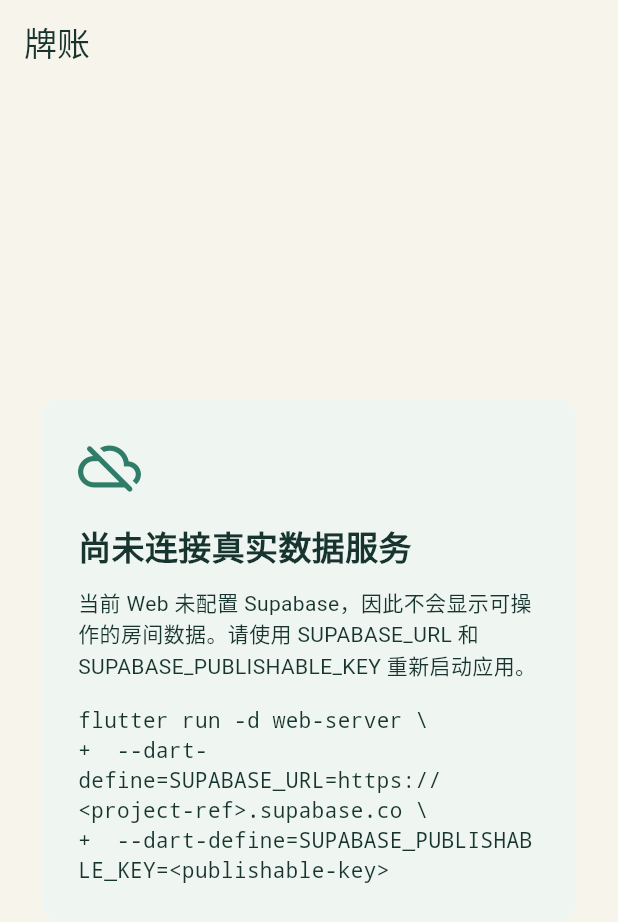
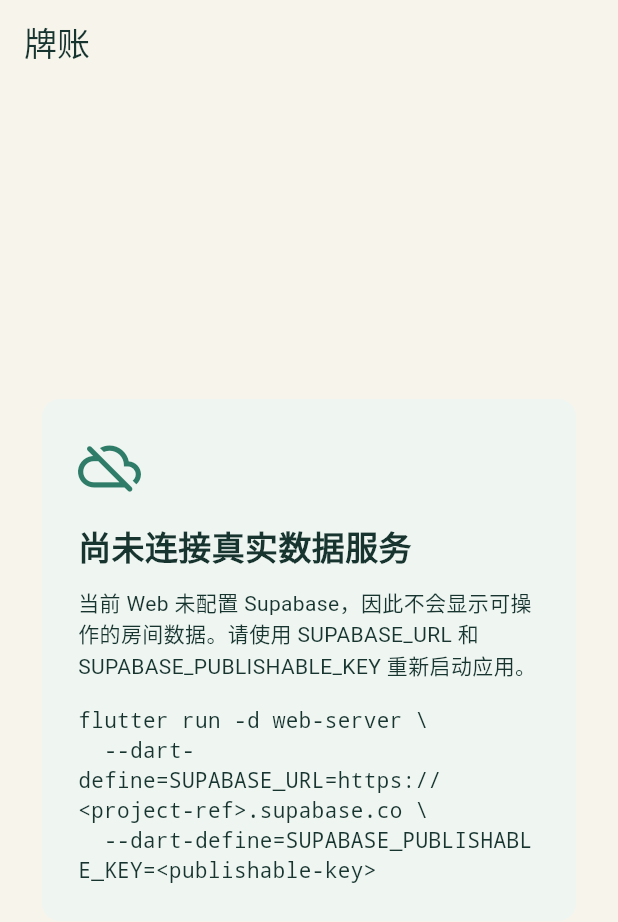
Before and after one commit to Sww-echo/paizhang, a Flutter app: the screen it shows after launch, on a phone screen of 412 x 824 dp. Shown: the top 922 px of the screen. Run offline on Flutter 3.47's test engine with Material 3 defaults, Android fonts, the phone set to English and light mode, and no system bars; our stand-ins replace app_links, drift, drift_flutter, image_picker, qr_flutter, share_plus and 1 more; missing offline and left inert: mobile_scanner; accounts and stored records are empty; generated files the repository leaves out were written again; Roboto replaces fonts that are missing (PingFang SC).

Commit message:
fix: correct web setup command hint

```diff
--- a/lib/main.dart
+++ b/lib/main.dart
@@ -100,7 +100,7 @@
                     ),
                     const SizedBox(height: 16),
                     const SelectableText(
-                      'flutter run -d web-server \\\n+  --dart-define=SUPABASE_URL=https://<project-ref>.supabase.co \\\n+  --dart-define=SUPABASE_PUBLISHABLE_KEY=<publishable-key>',
+                      'flutter run -d web-server \\\n  --dart-define=SUPABASE_URL=https://<project-ref>.supabase.co \\\n  --dart-define=SUPABASE_PUBLISHABLE_KEY=<publishable-key>',
                       style: TextStyle(fontFamily: 'monospace'),
                     ),
                   ],
```
